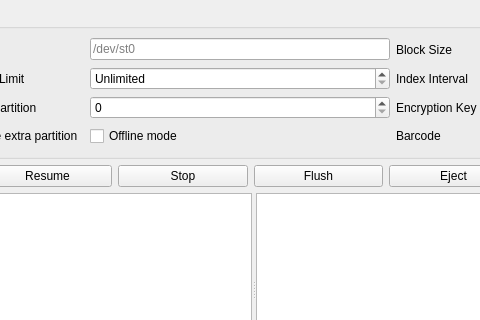
Before: the Qt Designer form src/ui/forms/ltfs_writer_window.ui in Gypsop/QLTOTapeMan, drawn with Qt 5; both pictures show x 296 to 776 and y 0 to 320 of the 1100 by 720 pixel window.
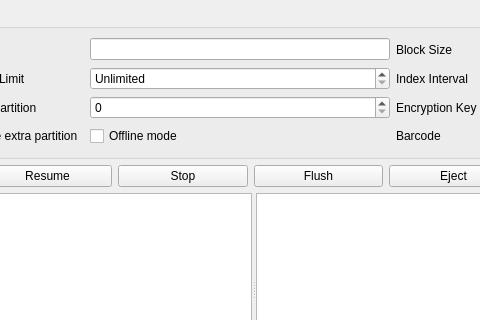
After: the same form once the commit is applied.

What changed in the file:
```diff
--- a/src/ui/forms/ltfs_writer_window.ui
+++ b/src/ui/forms/ltfs_writer_window.ui
@@ -17,7 +17,7 @@
        <item row="0" column="0"><widget class="QLabel" name="modeLabel"><property name="text"><string>Mode</string></property></widget></item>
        <item row="0" column="1"><widget class="QComboBox" name="modeCombo"><item><property name="text"><string>Online</string></property></item><item><property name="text"><string>Offline</string></property></item></widget></item>
        <item row="0" column="2"><widget class="QLabel" name="driveLabel"><property name="text"><string>Drive</string></property></widget></item>
-       <item row="0" column="3"><widget class="QLineEdit" name="drivePathEdit"><property name="placeholderText"><string>/dev/st0</string></property></widget></item>
+    <item row="0" column="3"><widget class="QLineEdit" name="drivePathEdit"/></item>
        <item row="0" column="4"><widget class="QLabel" name="blockLabel"><property name="text"><string>Block Size</string></property></widget></item>
        <item row="0" column="5"><widget class="QSpinBox" name="blockSizeSpin"><property name="minimum"><number>64</number></property><property name="maximum"><number>4096</number></property><property name="singleStep"><number>64</number></property><property name="suffix"><string> KB</string></property><property name="value"><number>512</number></property></widget></item>
        <item row="1" column="0"><widget class="QLabel" name="hashLabel"><property name="text"><string>Hash</string></property></widget></item>
```
